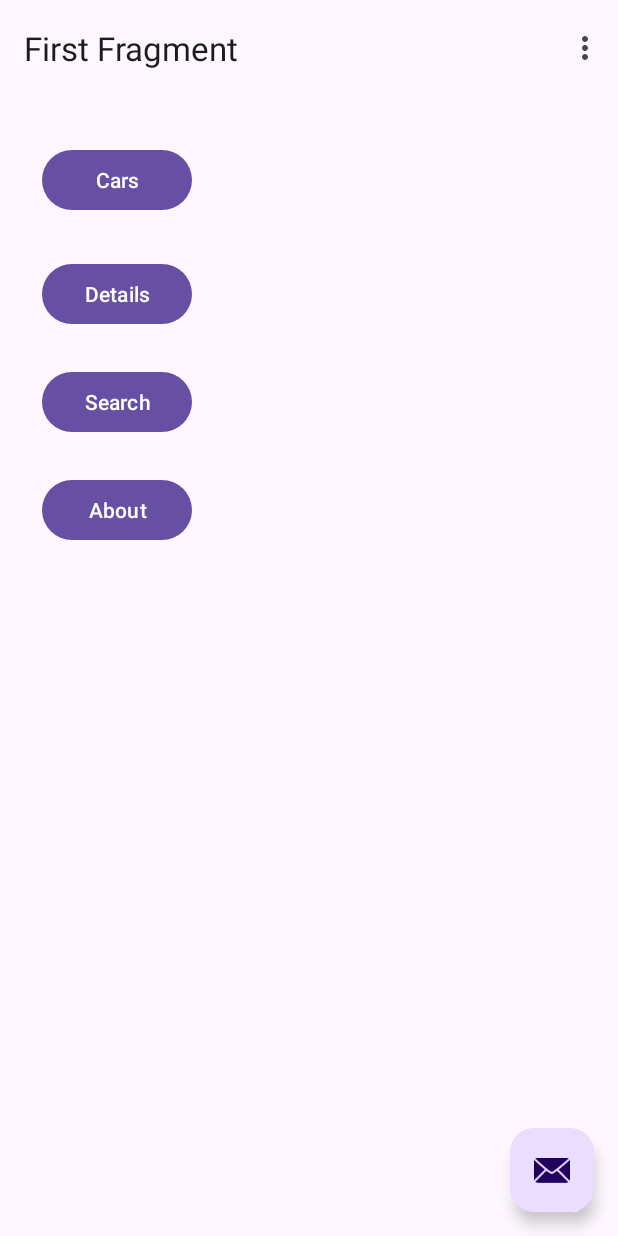
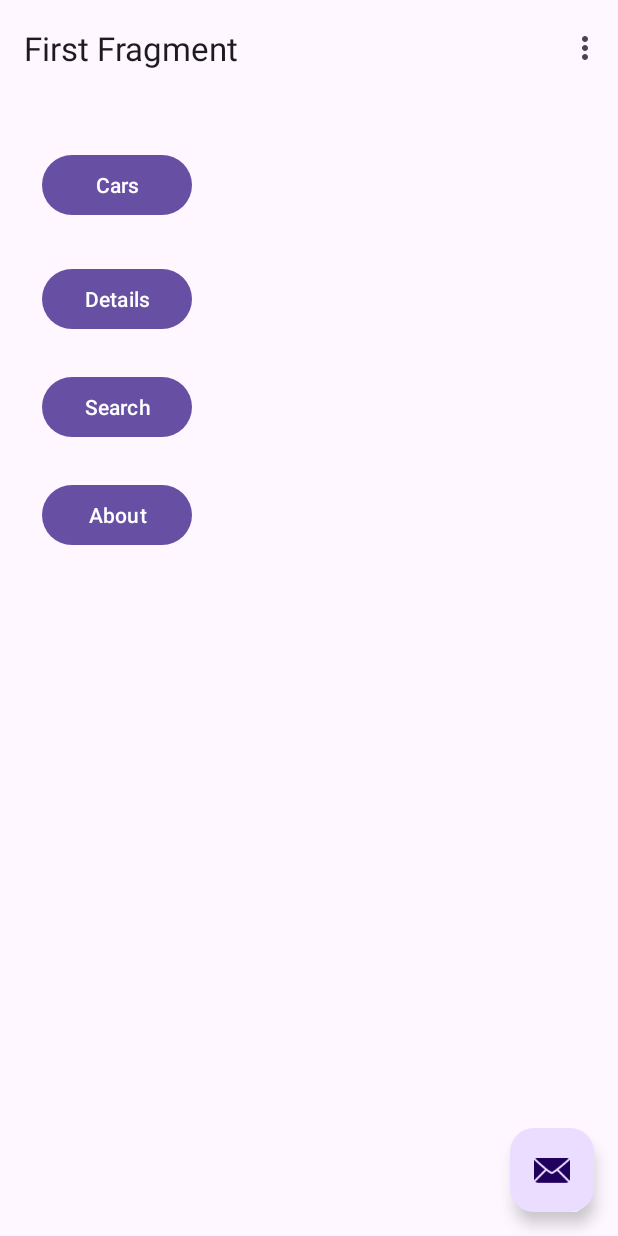
Before and after one commit to JoaoGoncalves20/ColecaoCarros, an Android app: the screen it shows after launch (MainActivity), on a phone screen of 412 x 824 dp. Run offline under Robolectric (Android 15) with nearby library versions, the phone set to English and light mode, and no system bars; our stand-ins replace navigation-ui.

Commit message:
resolvido problema

```diff
--- a/app/src/main/java/pt/ipg/colecaocarros/TabelaCarro.kt
+++ b/app/src/main/java/pt/ipg/colecaocarros/TabelaCarro.kt
@@ -5,7 +5,7 @@ import android.provider.BaseColumns
 
 class TabelaCarro(db: SQLiteDatabase):TabelaBD(db,NOME_TABELA) {
     override fun cria() {
-        db.execSQL("CREATE TABLE $NOME_TABELA ($CHAVE_TABELA, marca TEXT NOT NULL, modelo TEXT NOT NULL)")
+        db.execSQL("CREATE TABLE $NOME_TABELA ($CHAVE_TABELA, marca TEXT NOT NULL, modelo TEXT NOT NULL, data TEXT NOT NULL)")
     }
 
     companion object{
--- a/app/src/main/java/pt/ipg/colecaocarros/TabelaDetalhes.kt
+++ b/app/src/main/java/pt/ipg/colecaocarros/TabelaDetalhes.kt
@@ -5,7 +5,7 @@ import android.provider.BaseColumns
 
 class TabelaDetalhes(db: SQLiteDatabase):TabelaBD(db, NOME_TABELA) {
     override fun cria() {
-        db.execSQL("CREATE TABLE ${TabelaCarro.NOME_TABELA} ($CHAVE_TABELA, estado TEXT NOT NULL, preco REAL, kilometragem REAL, id_carros INTEGER NOT NULL), FOREIGN KEY(id_carros) REFERENCES ${TabelaCarro.NOME_TABELA}(${BaseColumns._ID}) ON DELETE RESTRICT")
+        db.execSQL("CREATE TABLE ${TabelaCarro.NOME_TABELA} ($CHAVE_TABELA, estado TEXT NOT NULL, preco REAL, kilometragem REAL, id_carros INTEGER NOT NULL, FOREIGN KEY(id_carros) REFERENCES ${TabelaCarro.NOME_TABELA}(${BaseColumns._ID}) ON DELETE RESTRICT)")
     }
 
     companion object{
--- a/app/src/main/res/layout/fragment_first.xml
+++ b/app/src/main/res/layout/fragment_first.xml
@@ -43,11 +43,12 @@
         android:id="@+id/button_car"
         android:layout_width="100dp"
         android:layout_height="wrap_content"
-        android:layout_marginTop="32dp"
         android:text="@string/car"
+        app:layout_constraintBottom_toBottomOf="parent"
         app:layout_constraintEnd_toEndOf="parent"
         app:layout_constraintHorizontal_bias="0.09"
         app:layout_constraintStart_toStartOf="parent"
-        app:layout_constraintTop_toTopOf="parent" />
+        app:layout_constraintTop_toTopOf="parent"
+        app:layout_constraintVertical_bias="0.05" />
 
 </androidx.constraintlayout.widget.ConstraintLayout>
```
